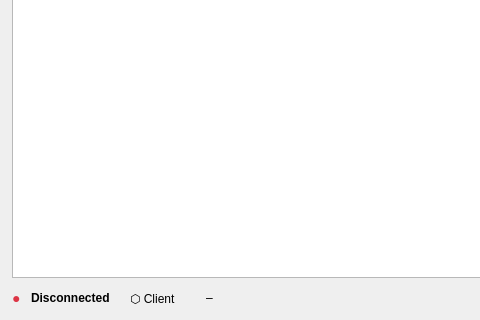
This is hsync_desktop/ui/main_window.ui in albertsdk/hsync-desktop as Qt 5 draws it before an edit; both pictures show x 0 to 480 and y 280 to 600 of the 800 by 600 pixel window. The edited form follows.
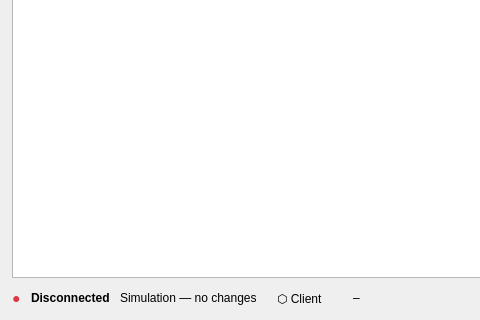
This is the edited form.

Commit message: feat(ui): make Simulation Mode visible across the main window

The edit to the form file:
```diff
--- a/hsync_desktop/ui/main_window.ui
+++ b/hsync_desktop/ui/main_window.ui
@@ -180,6 +180,16 @@
         </property>
        </widget>
       </item>
+      <item>
+       <widget class="QLabel" name="simulationBadge">
+        <property name="visible">
+         <bool>false</bool>
+        </property>
+        <property name="text">
+         <string>Simulation — no changes</string>
+        </property>
+       </widget>
+      </item>
       <item>
        <spacer name="statusSpacer1">
         <property name="orientation">
```
The commit also changes 26 other files.
